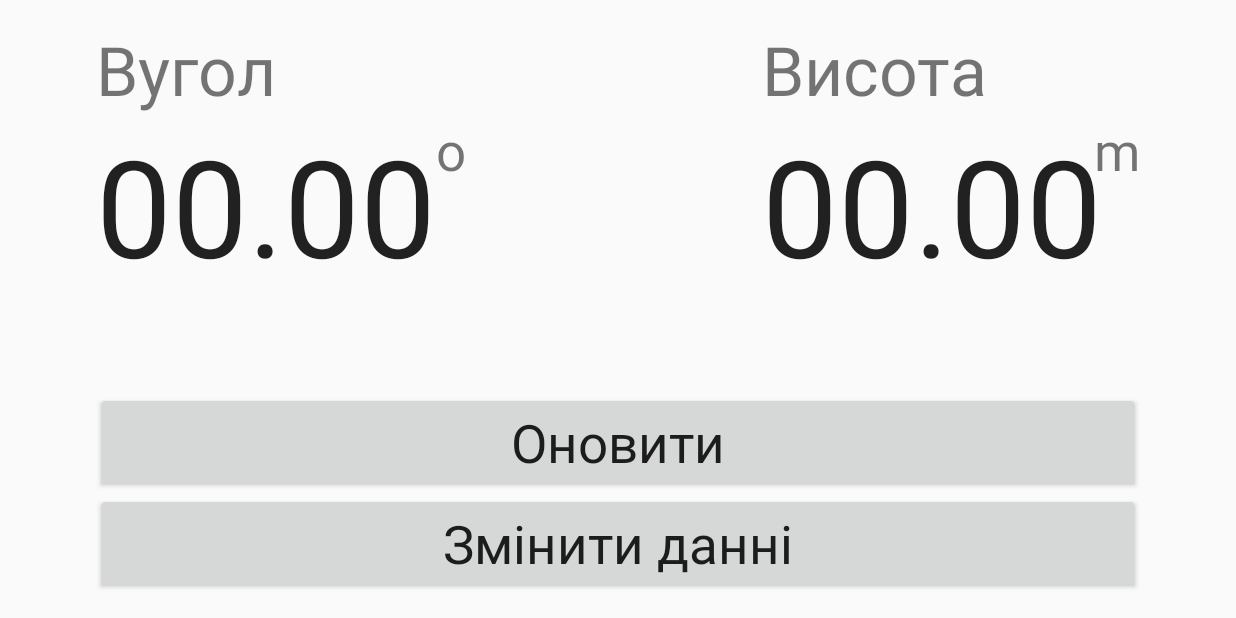
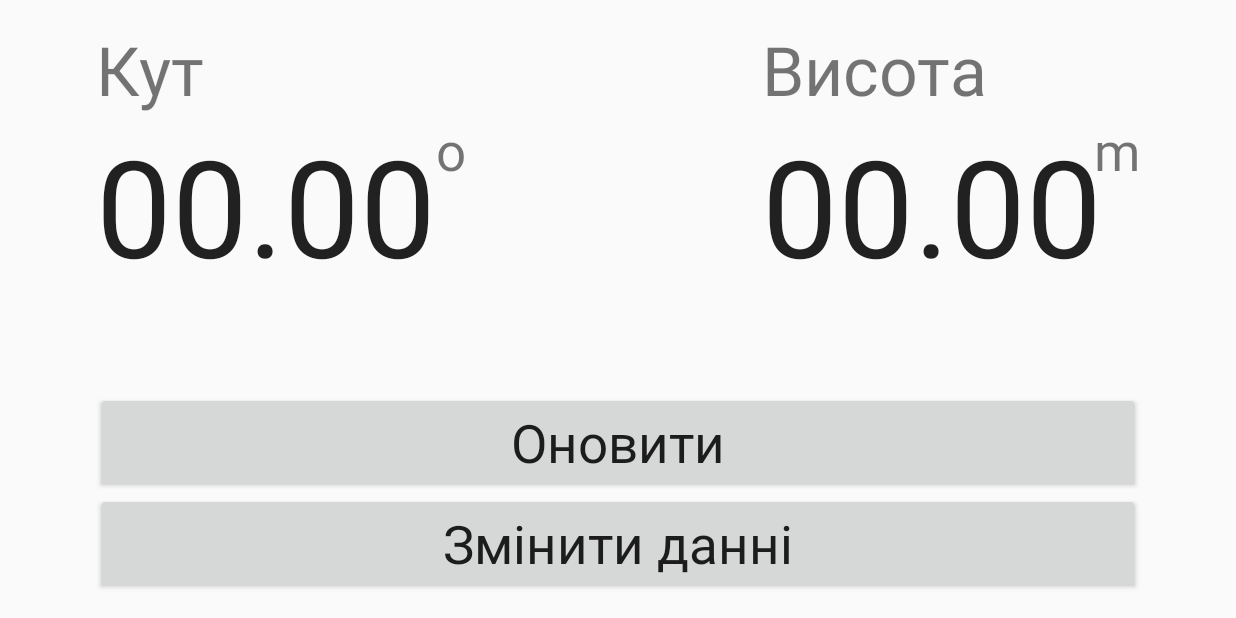
Before and after one commit to Cronverk/Metering, an Android app: the MeteringActivity screen opened directly, with no data from a screen before it, after a tap on "Оновити", on a phone screen of 824 x 412 dp (held sideways). Run offline under Robolectric (Android 15) with nearby library versions, the phone set to English and light mode, and no system bars; pictures from the network do not load; 4 statements that could not run were skipped.

Commit message:
change interface 2.1

```diff
--- a/app/src/main/java/com/example/grass/metering/MeteringActivity.java
+++ b/app/src/main/java/com/example/grass/metering/MeteringActivity.java
@@ -129,8 +129,13 @@ public class MeteringActivity extends Activity implements View.OnClickListener,
                 dialog.show(getFragmentManager(), "Налаштування");
                 break;
             case R.id.buttonUpdate:
-                double[] data = dialog.getParams();
-                startTask(data[0], data[1]);
+                try {
+                    stopTask();
+                    double[] data = dialog.getParams();
+                    startTask(data[0], data[1]);
+                }catch (Exception e){
+
+                }
                 break;
         }
     }
--- a/app/src/main/java/com/example/grass/metering/MeteringDialog.java
+++ b/app/src/main/java/com/example/grass/metering/MeteringDialog.java
@@ -54,7 +54,7 @@ public class MeteringDialog extends DialogFragment implements View.OnClickListen
         if(map!=null) {
             editText.setText("" + map.get("height"));
             double id = map.get("id");
-            check((int) id);
+          //  check((int) id);
         }
     }
 
@@ -146,6 +146,7 @@ public class MeteringDialog extends DialogFragment implements View.OnClickListen
 
     @Override
     public void onClick(View v) {
+        /*
         switch (v.getId()) {
             case R.id.button20:
                 check(R.id.button20);
@@ -154,7 +155,7 @@ public class MeteringDialog extends DialogFragment implements View.OnClickListen
                 check(R.id.button30);
                 break;
         }
-
+*/
         int lid = getCheck();
         int length = getLength(lid);
         double height = 0;
--- a/app/src/main/res/layout/activity_metering2.xml
+++ b/app/src/main/res/layout/activity_metering2.xml
@@ -38,7 +38,7 @@
         android:layout_width="wrap_content"
         android:layout_height="wrap_content"
         android:textAppearance="?android:attr/textAppearanceSmall"
-        android:text="Вугол"
+        android:text="Кут "
         android:id="@+id/textView"
         android:textSize="45dp"
         android:layout_alignParentTop="true"
@@ -81,11 +81,6 @@
     <RelativeLayout
         android:layout_width="match_parent"
         android:layout_height="match_parent"
-        android:layout_alignParentRight="true"
-        android:layout_alignParentEnd="true"
-        android:layout_alignParentTop="true"
-        android:layout_alignParentLeft="true"
-        android:layout_alignParentStart="true"
         android:onClick="onClick"
         android:visibility="visible"
         android:id="@+id/layer">
```
